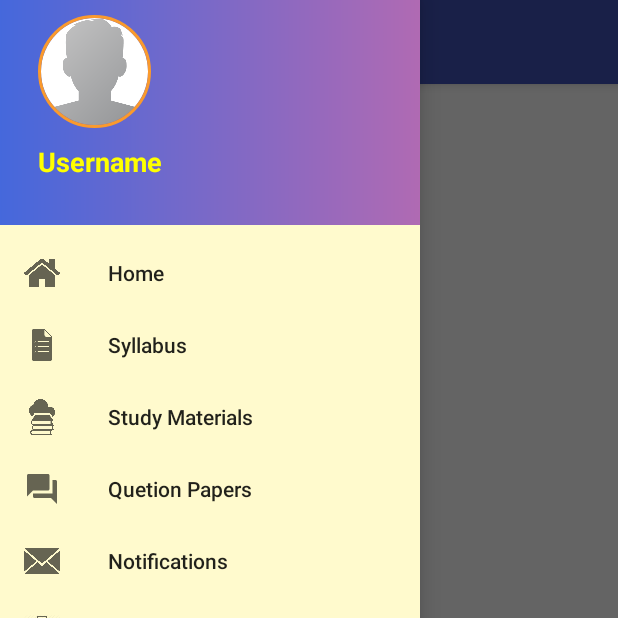
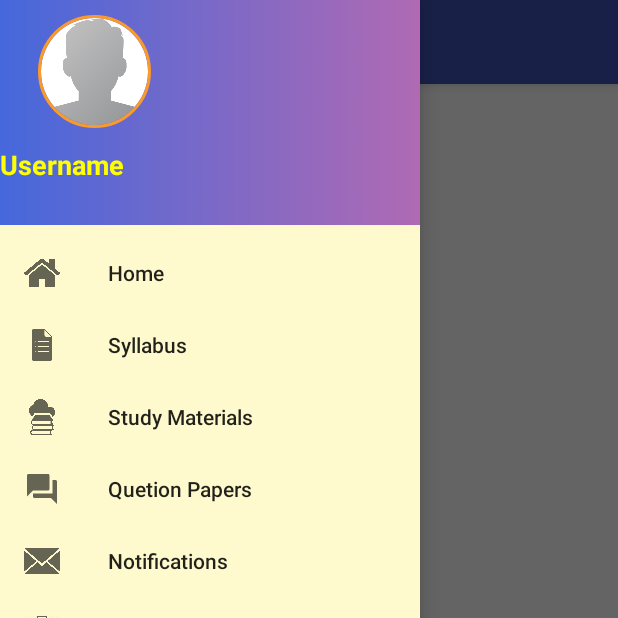
Before and after one commit to mvraja/Rejinpaulweb, an Android app: the MainActivity screen opened directly, with no data from a screen before it, with the side drawer open, on a phone screen of 412 x 824 dp, the top half of it. Run offline under Robolectric (Android 15) with nearby library versions, the phone set to English and light mode, and no system bars; our stand-ins replace CircleImageView, Firebase (no records; nobody signed in at launch, a user with empty details on screens opened directly), Picasso; pictures from the network do not load; 1 statement that could not run was skipped.

Commit message:
Initial Commit

```diff
--- a/app/src/main/res/layout/navigation_header.xml
+++ b/app/src/main/res/layout/navigation_header.xml
@@ -18,15 +18,14 @@
         android:layout_marginTop="10dp"/>
 
     <TextView
+        android:id="@+id/nav_user_full_name"
         style="@style/textViewStyle"
-        android:id="@+id/nav_user_full_name"
-        android:layout_alignParentStart="true"
+        android:layout_alignParentBottom="true"
+        android:layout_alignParentEnd="true"
+        android:layout_marginBottom="28dp"
         android:text="@string/username"
-        android:layout_marginTop="10dp"
-        android:layout_marginStart="25dp"
-        android:textStyle="bold"
         android:textSize="18sp"
-        android:layout_below="@id/nav_profile_image"/>
+        android:textStyle="bold" />
 
 
 </RelativeLayout>
```
